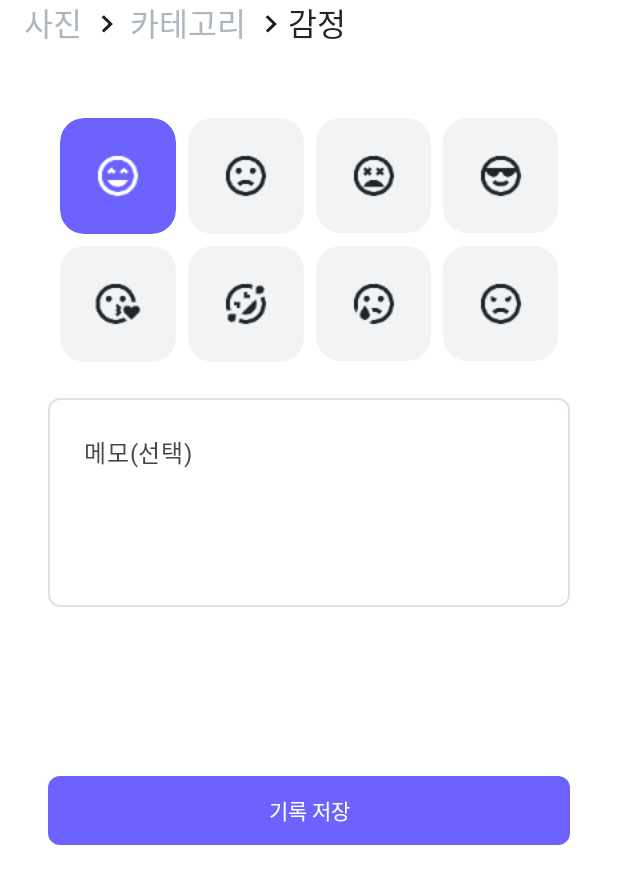
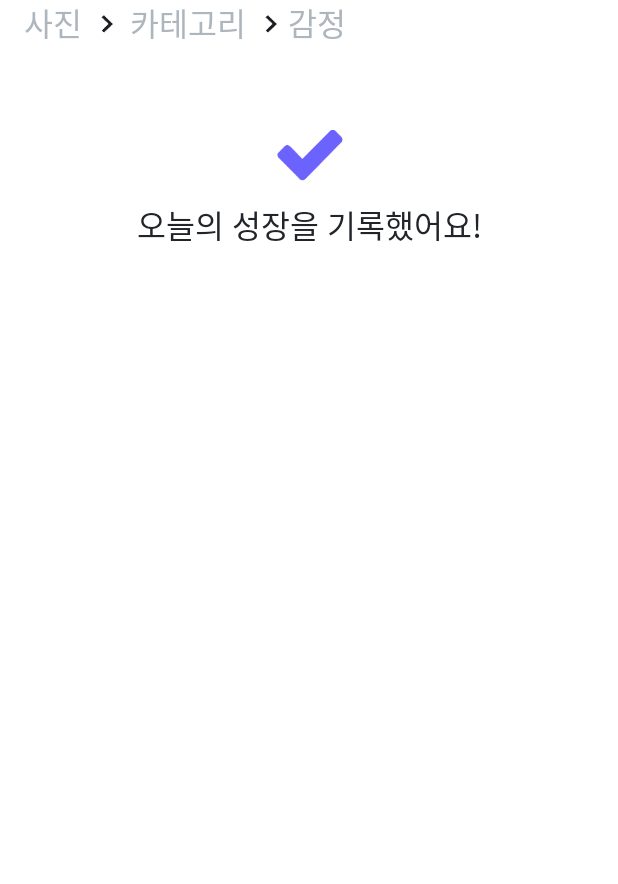
Before and after one commit to c004245/pet-grow-daily, an Android app built with Jetpack Compose: the composable BottomSheetContent shown on its own in the app's theme, after a tap on "기록 저장", on a phone screen of 412 x 824 dp. Shown: the top 884 px of the screen. Run offline under Robolectric (Android 15) with nearby library versions, the phone set to English and light mode, and no system bars; our stand-ins replace Dagger/Hilt's generated code, accompanist; libraries missing offline, so code that uses them is left out: com.bumptech.glide; Roboto replaces fonts that are not available here; 1 statement that could not run was skipped; 3 other taps on this screen came first.

Commit message:
chore: animation done bottom ongoing

```diff
--- a/app/src/main/java/com/example/pet_grow_daily/feature/add/AddBottomSheet.kt
+++ b/app/src/main/java/com/example/pet_grow_daily/feature/add/AddBottomSheet.kt
@@ -78,7 +78,14 @@ fun BottomSheetContent(onCloseClick: (GrowRecord) -> Unit) {
                         Log.d("HWO", "Emotion Type -> $selectEmotionType -- $selectMemo")
                         emotionType = selectEmotionType
                         memo = selectMemo
-
+                        currentStep = Step.DONE
+                    }
+                )
+                Step.DONE -> Box(
+                    modifier = Modifier.fillMaxSize()
+                ) {
+                    DoneBottomSheet(
+                        onDone = {
                             val record = GrowRecord(
                                 photoUrl = photoUrl,
                                 categoryType = categoryType,
@@ -87,8 +94,11 @@ fun BottomSheetContent(onCloseClick: (GrowRecord) -> Unit) {
                                 timeStamp = System.currentTimeMillis()
                             )
                             onCloseClick(record)
+                        },
+                        modifier = Modifier.align(Alignment.BottomCenter) // Bottom에서 시작
+
+                    )
                 }
-                )
 
             }
 
@@ -158,5 +168,6 @@ fun AddGrowAppBar(
 enum class Step {
     PHOTO,
     CATEGORY,
-    EMOTION
+    EMOTION,
+    DONE
 }
--- /dev/null
+++ b/app/src/main/java/com/example/pet_grow_daily/feature/add/DoneBottomSheet.kt
@@ -0,0 +1,85 @@
+package com.example.pet_grow_daily.feature.add
+
+import androidx.compose.animation.AnimatedVisibility
+import androidx.compose.animation.core.Spring
+import androidx.compose.animation.core.spring
+import androidx.compose.animation.slideInVertically
+import androidx.compose.foundation.Image
+import androidx.compose.foundation.layout.Arrangement
+import androidx.compose.foundation.layout.Box
+import androidx.compose.foundation.layout.Column
+import androidx.compose.foundation.layout.fillMaxWidth
+import androidx.compose.foundation.layout.height
+import androidx.compose.foundation.layout.padding
+import androidx.compose.foundation.layout.size
+import androidx.compose.material3.Text
+import androidx.compose.runtime.Composable
+import androidx.compose.runtime.LaunchedEffect
+import androidx.compose.runtime.getValue
+import androidx.compose.runtime.mutableStateOf
+import androidx.compose.runtime.remember
+import androidx.compose.runtime.setValue
+import androidx.compose.ui.Alignment
+import androidx.compose.ui.Modifier
+import androidx.compose.ui.platform.LocalDensity
+import androidx.compose.ui.res.painterResource
+import androidx.compose.ui.res.stringResource
+import androidx.compose.ui.text.style.TextAlign
+import androidx.compose.ui.unit.dp
+import com.example.pet_grow_daily.R
+import com.example.pet_grow_daily.core.designsystem.theme.black21
+import com.example.pet_grow_daily.ui.theme.PetgrowTheme
+
+@Composable
+fun DoneBottomSheet(onDone: () -> Unit, modifier: Modifier = Modifier) {
+    var isVisible by remember { mutableStateOf(false) }
+
+    LaunchedEffect(Unit) {
+        isVisible = true
+    }
+
+    // 부모 높이에 기반한 최하단 시작 지점 계산
+    val density = LocalDensity.current
+    val bottomOffsetPx = with(density) { 580.dp.roundToPx() } // 580dp를 px로 변환
+
+    Box(
+        modifier = modifier
+            .fillMaxWidth()
+            .height(580.dp)
+            .padding(16.dp)
+
+    ) {
+        AnimatedVisibility(
+            visible = isVisible,
+            enter = slideInVertically(
+                initialOffsetY = { bottomOffsetPx },
+                animationSpec = spring(
+                    dampingRatio = Spring.DampingRatioMediumBouncy,
+                    stiffness = Spring.StiffnessLow
+                )))
+
+        {
+            Column(
+                modifier = Modifier.align(Alignment.Center),
+                horizontalAlignment = Alignment.CenterHorizontally, // Column 내 아이템들을 수평 중앙으로 정렬
+                verticalArrangement = Arrangement.Center // Column 내 아
+            ) {
+                Image(
+                    painter = painterResource(id = R.drawable.ic_save_check),
+                    contentDescription = null,
+                    modifier = Modifier.size(64.dp),
+                )
+                Text(
+                    modifier = Modifier.fillMaxWidth(),
+                    text = stringResource(id = R.string.text_save_done),
+                    style = PetgrowTheme.typography.bold,
+                    color = black21,
+                    textAlign = TextAlign.Center, // 텍스트 중앙 정렬
+
+
+                )
+            }
+
+        }
+    }
+}
--- a/app/src/main/res/values/strings.xml
+++ b/app/src/main/res/values/strings.xml
@@ -13,4 +13,5 @@
     <string name="text_next">다음</string>
     <string name="text_onboarding_title">반려견의 성장을 기록해요</string>
     <string name="text_onboarding_description">산책, 급여, 배변 등 반려견의 성장을 기록해요.</string>
+    <string name="text_save_done">오늘의 성장을 기록했어요!</string>
 </resources>
```
Also changed, not shown: app/src/main/res/drawable-xxxhdpi/ic_save_check.png (added). Lines whose indentation alone changed are shown as unchanged.
